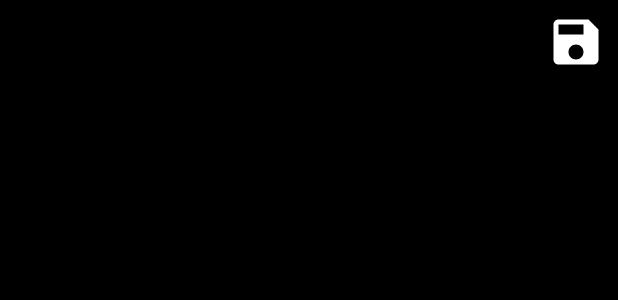
After one commit to AleksaZatezalo/notepad, an Android app: the layout activity_notes_taker.xml on its own in the app's theme, with its tools: preview values and no code run, on a phone screen of 412 x 824 dp. The commit adds this screen. Shown: the top 300 px of the screen. Run offline under Robolectric (Android 15) with nearby library versions, the phone set to English and light mode, and no system bars.

Commit message:
Began working on notes text entry. Save Button and new Activity added.

```diff
--- a/app/src/main/AndroidManifest.xml
+++ b/app/src/main/AndroidManifest.xml
@@ -14,6 +14,10 @@
         android:theme="@style/Theme.Notepad"
         tools:targetApi="31">
         <activity
+            android:name=".NotesTakerActivity"
+            android:theme="@style/Theme.AppCompat.DayNight.NoActionBar"
+            android:exported="false" />
+        <activity
             android:name=".MainActivity"
             android:exported="true">
             <intent-filter>
--- /dev/null
+++ b/app/src/main/res/drawable/ic_save.xml
@@ -0,0 +1,5 @@
+<vector android:height="24dp" android:tint="#FFFFFF"
+    android:viewportHeight="24" android:viewportWidth="24"
+    android:width="24dp" xmlns:android="http://schemas.android.com/apk/res/android">
+    <path android:fillColor="@android:color/white" android:pathData="M17,3L5,3c-1.11,0 -2,0.9 -2,2v14c0,1.1 0.89,2 2,2h14c1.1,0 2,-0.9 2,-2L21,7l-4,-4zM12,19c-1.66,0 -3,-1.34 -3,-3s1.34,-3 3,-3 3,1.34 3,3 -1.34,3 -3,3zM15,9L5,9L5,5h10v4z"/>
+</vector>
--- /dev/null
+++ b/app/src/main/res/layout/activity_notes_taker.xml
@@ -0,0 +1,29 @@
+<?xml version="1.0" encoding="utf-8"?>
+<LinearLayout xmlns:android="http://schemas.android.com/apk/res/android"
+    xmlns:app="http://schemas.android.com/apk/res-auto"
+    xmlns:tools="http://schemas.android.com/tools"
+    android:layout_width="match_parent"
+    android:layout_height="match_parent"
+    android:background="@color/black"
+    tools:context=".NotesTakerActivity"
+    android:orientation="vertical">
+    <androidx.appcompat.widget.Toolbar
+        android:id="@+id/toolbar_notes"
+        android:layout_width="match_parent"
+        android:layout_height="?attr/actionBarSize">
+        <RelativeLayout
+            android:layout_width="match_parent"
+            android:layout_height="wrap_content">
+            <ImageView
+                android:id="@+id/imageView_save"
+                android:layout_alignParentEnd="true"
+                android:src="@drawable/ic_save"
+                android:padding="8dp"
+                android:background="@android:color/transparent"
+                android:layout_width="?attr/actionBarSize"
+                android:layout_height="?attr/actionBarSize"/>
+
+        </RelativeLayout>
+    </androidx.appcompat.widget.Toolbar>
+
+</LinearLayout>
```
Also changed, not shown: app/src/main/java/com/example/notepad/MainActivity.java (+54 -0 lines), app/src/main/java/com/example/notepad/NotesTakerActivity.java (added, +14 -0 lines), app/src/main/res/values-night/themes.xml (+13 -0 lines), app/src/main/res/values/themes.xml (+14 -0 lines).
